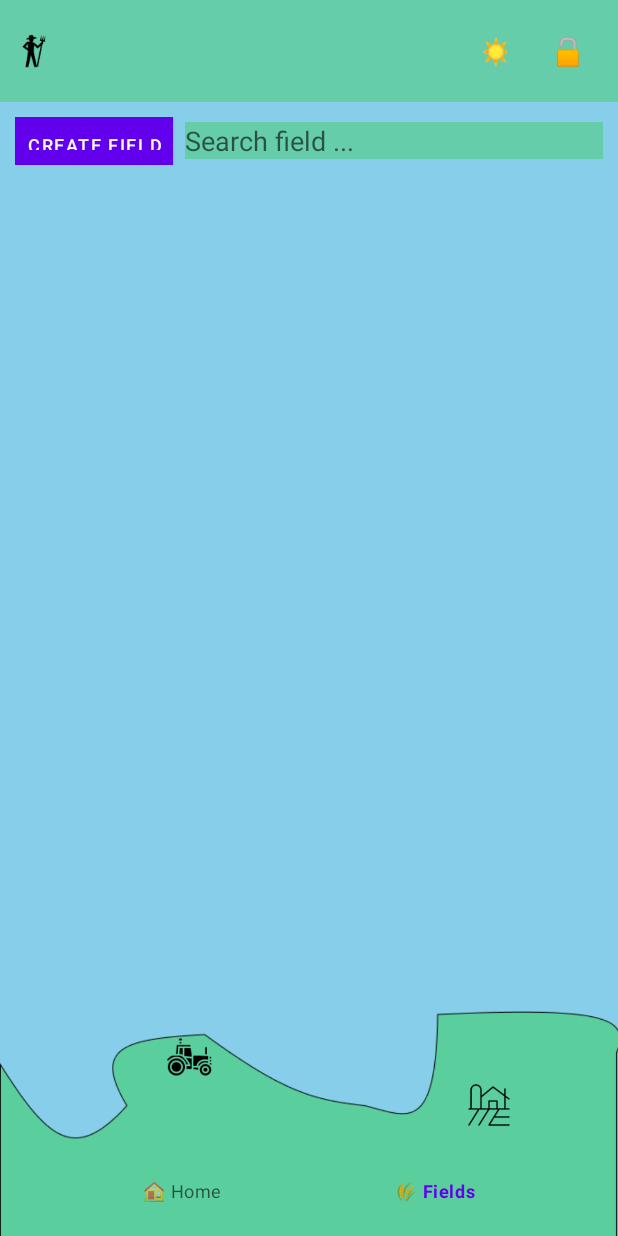
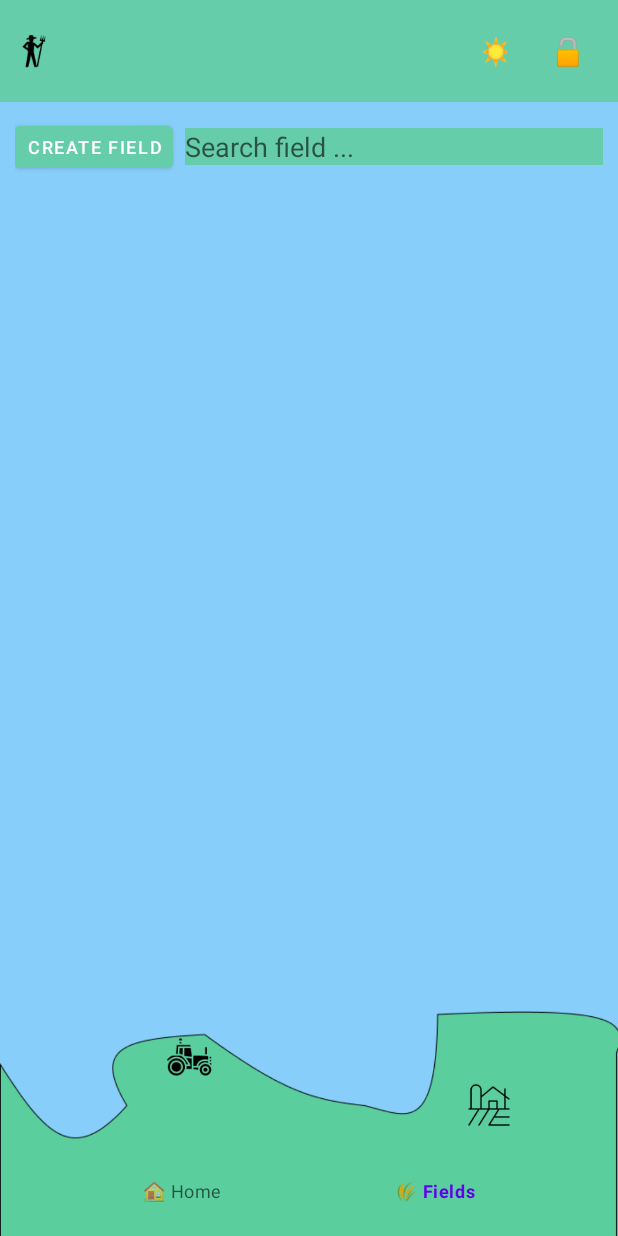
Before and after one commit to MadaPetru/pamdw-proiect-android-kotlin, an Android app built with Jetpack Compose: the FieldsActivity screen opened directly, with no data from a screen before it, on a phone screen of 412 x 824 dp. Run offline under Robolectric (Android 15) with nearby library versions, the phone set to English and light mode, and no system bars; our stand-ins replace Firebase (no records; nobody signed in at launch, a user with empty details on screens opened directly).

Commit message:
finish theme toggle

```diff
--- a/app/src/main/res/layout/activity_field.xml
+++ b/app/src/main/res/layout/activity_field.xml
@@ -3,7 +3,7 @@
     xmlns:app="http://schemas.android.com/apk/res-auto"
     android:layout_width="match_parent"
     android:layout_height="match_parent"
-    android:background="#87CEEB">
+    android:background="?attr/backgroundColor">
 
     <!-- Top Bar -->
     <ro.adi.agroadmin.ui.common.AppHeaderView
@@ -35,7 +35,7 @@
         <Button
             android:id="@+id/btnCreateOperation"
             android:layout_width="wrap_content"
-            android:background="#66CDAA"
+            android:backgroundTint="?attr/colorCreateButton"
             android:layout_height="wrap_content"
             android:text="Create Operation" />
 
@@ -44,7 +44,7 @@
             android:layout_width="0dp"
             android:layout_height="wrap_content"
             android:layout_weight="1"
-            android:background="#66CDAA"
+            android:background="?attr/colorSearchButton"
             android:layout_marginStart="8dp"
             android:hint="Search operation..." />
     </LinearLayout>
--- a/app/src/main/res/layout/activity_fields.xml
+++ b/app/src/main/res/layout/activity_fields.xml
@@ -4,7 +4,7 @@
     android:id="@+id/activity_fields"
     android:layout_width="match_parent"
     android:layout_height="match_parent"
-    android:background="#87CEEB">
+    android:background="?attr/backgroundColor">
 
     <!-- Top Bar -->
     <ro.adi.agroadmin.ui.common.AppHeaderView
@@ -25,8 +25,8 @@
         <Button
             android:id="@+id/btnCreateField"
             android:layout_width="wrap_content"
-            android:layout_height="32dp"
-            android:background="?attr/colorHeaderBackground"
+            android:layout_height="40dp"
+            android:backgroundTint="?attr/colorCreateButton"
             android:minWidth="0dp"
             android:minHeight="0dp"
             android:paddingLeft="8dp"
@@ -40,7 +40,7 @@
             android:layout_height="wrap_content"
             android:layout_marginStart="8dp"
             android:layout_weight="1"
-            android:background="#66CDAA"
+            android:background="?attr/colorSearchButton"
             android:hint="Search field ..." />
     </LinearLayout>
 
--- a/app/src/main/res/layout/activity_home.xml
+++ b/app/src/main/res/layout/activity_home.xml
@@ -4,7 +4,7 @@
     android:orientation="vertical"
     android:layout_width="match_parent"
     android:layout_height="match_parent"
-    android:background="#87CEEB">
+    android:background="?attr/backgroundColor">
 
     <!-- Top Header -->
     <ro.adi.agroadmin.ui.common.AppHeaderView
--- a/app/src/main/res/values-night/themes.xml
+++ b/app/src/main/res/values-night/themes.xml
@@ -8,7 +8,11 @@
         <item name="colorSecondaryVariant">@color/teal_200</item>
         <item name="colorOnSecondary">@color/black</item>
         <item name="android:statusBarColor">?attr/colorPrimaryVariant</item>
-        <item name="colorHeaderBackground">#333333</item>
+        <item name="colorHeaderBackground">#99CDAA</item>
+        <item name="colorCreateButton">#99CDAA</item>
+        <item name="colorSearchButton">#99CDAA</item>
+        <item name="cardColorButton">#359dde</item>
+        <item name="backgroundColor">#359dde</item>
         <item name="colorHeaderText">@android:color/white</item>
         <item name="colorButtonBackground">?attr/selectableItemBackgroundBorderless</item>
         <item name="colorButtonTint">@android:color/white</item>
--- a/app/src/main/res/values/attrs.xml
+++ b/app/src/main/res/values/attrs.xml
@@ -1,7 +1,11 @@
 <?xml version="1.0" encoding="utf-8"?>
 <resources>
     <attr name="colorHeaderBackground" format="color" />
+    <attr name="colorCreateButton" format="color" />
+    <attr name="colorSearchButton" format="color" />
     <attr name="colorHeaderText" format="color" />
+    <attr name="cardColorButton" format="color" />
+    <attr name="backgroundColor" format="color" />
     <attr name="colorButtonBackground" format="color" />
     <attr name="colorButtonTint" format="color" />
     <attr name="colorButtons" format="color" />
--- a/app/src/main/res/values/themes.xml
+++ b/app/src/main/res/values/themes.xml
@@ -9,6 +9,10 @@
         <item name="colorOnSecondary">@color/black</item>
         <item name="android:statusBarColor">?attr/colorPrimaryVariant</item>
         <item name="colorHeaderBackground">#66CDAA</item>
+        <item name="colorCreateButton">#66CDAA</item>
+        <item name="colorSearchButton">#66CDAA</item>
+        <item name="cardColorButton">#87CEFA</item>
+        <item name="backgroundColor">#87CEFA</item>
         <item name="colorHeaderText">@android:color/black</item>
         <item name="colorButtonBackground">?attr/selectableItemBackgroundBorderless</item>
         <item name="colorButtonTint">@android:color/black</item>
```
Also changed, not shown: app/src/main/res/layout/field_card.xml (+5 -6 lines), app/src/main/res/layout/item_operation.xml (+6 -2 lines).
